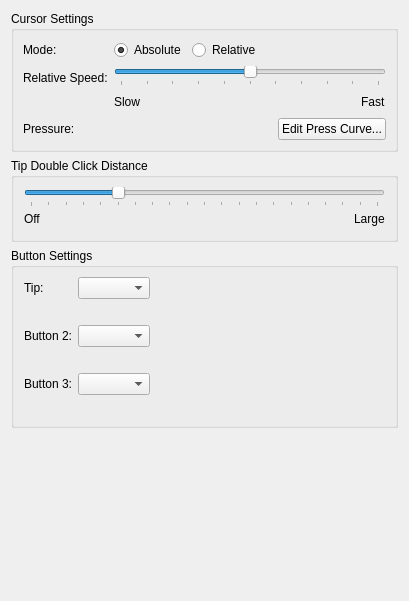
KDE/wacomtablet, file src/kcmodule/penwidget.ui: the form before one commit.
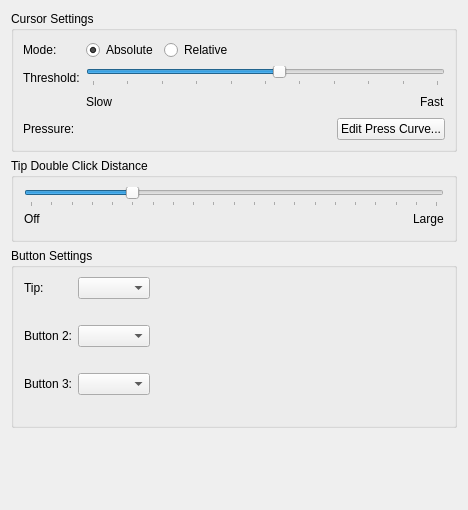
The form after the commit. Custom widgets are drawn as their Qt base class.

Patch:
```diff
--- a/src/kcmodule/penwidget.ui
+++ b/src/kcmodule/penwidget.ui
@@ -6,8 +6,8 @@
    <rect>
     <x>0</x>
     <y>0</y>
-    <width>409</width>
-    <height>601</height>
+    <width>468</width>
+    <height>510</height>
    </rect>
   </property>
   <property name="windowTitle">
@@ -16,7 +16,7 @@
   <property name="locale">
    <locale language="English" country="UnitedKingdom"/>
   </property>
-  <layout class="QVBoxLayout" name="verticalLayout_3">
+  <layout class="QVBoxLayout" name="verticalLayout_4">
    <item>
     <widget class="QGroupBox" name="groupBox_Cursor">
      <property name="title">
@@ -54,7 +54,8 @@
         <item>
          <widget class="QRadioButton" name="radioButton_Relative">
           <property name="toolTip">
-           <string>The mouse cursor can be moved freely. The tablet working space does not represent the screen space</string>
+           <string>The mouse cursor can be moved freely. The tablet working space does not represent the screen space
+ The speed of the mouse is the same as specified for any other mouse pointer. This can be changed in the mouse setting section</string>
           </property>
           <property name="text">
            <string comment="relative pen movement (mouse mode)">Relative</string>
@@ -63,20 +64,20 @@
         </item>
        </layout>
       </item>
-      <item row="1" column="0">
-       <widget class="QLabel" name="labelSpeed">
+      <item row="2" column="0">
+       <widget class="QLabel" name="label">
         <property name="text">
-         <string>Relative Speed:</string>
+         <string>Threshold:</string>
         </property>
         <property name="buddy">
-         <cstring>speedSlider</cstring>
+         <cstring>thresholdSlider</cstring>
         </property>
        </widget>
       </item>
-      <item row="1" column="1">
-       <layout class="QVBoxLayout" name="verticalLayout_2">
+      <item row="2" column="1">
+       <layout class="QVBoxLayout" name="verticalLayout_3">
         <item>
-         <widget class="QSlider" name="speedSlider">
+         <widget class="QSlider" name="thresholdSlider">
           <property name="minimumSize">
            <size>
             <width>250</width>
@@ -84,16 +85,18 @@
            </size>
           </property>
           <property name="toolTip">
-           <string>This represents the cursor speed when the mode is set to relative</string>
+           <string>Set the minimum pressure necessary to generate a Button event for the stylus/tip, eraser, or touch.
+ The pressure levels of all tablets are normalized to 2048 levels irregardless of the actual hardware supported levels. 
+This parameter is independent of the PressureCurve parameter.</string>
           </property>
           <property name="minimum">
-           <number>1</number>
+           <number>0</number>
           </property>
           <property name="maximum">
-           <number>11</number>
+           <number>50</number>
           </property>
           <property name="value">
-           <number>6</number>
+           <number>27</number>
           </property>
           <property name="orientation">
            <enum>Qt::Horizontal</enum>
@@ -102,24 +105,24 @@
            <enum>QSlider::TicksBelow</enum>
           </property>
           <property name="tickInterval">
-           <number>1</number>
+           <number>5</number>
           </property>
          </widget>
         </item>
         <item>
-         <layout class="QHBoxLayout" name="horizontalLayout_2">
+         <layout class="QHBoxLayout" name="horizontalLayout_4">
           <item>
-           <widget class="QLabel" name="labelSlow">
+           <widget class="QLabel" name="labelSlow_2">
             <property name="text">
              <string comment="slow movement of the cursor (minimal value)">Slow</string>
             </property>
             <property name="buddy">
-             <cstring>speedSlider</cstring>
+             <cstring>thresholdSlider</cstring>
             </property>
            </widget>
           </item>
           <item>
-           <spacer name="horizontalSpacer_2">
+           <spacer name="horizontalSpacer_4">
             <property name="orientation">
              <enum>Qt::Horizontal</enum>
             </property>
@@ -135,12 +138,12 @@
            </spacer>
           </item>
           <item>
-           <widget class="QLabel" name="labelFast">
+           <widget class="QLabel" name="labelFast_2">
             <property name="text">
              <string comment="fast movement of the cursor (maximal value)">Fast</string>
             </property>
             <property name="buddy">
-             <cstring>speedSlider</cstring>
+             <cstring>thresholdSlider</cstring>
             </property>
            </widget>
           </item>
@@ -148,7 +151,7 @@
         </item>
        </layout>
       </item>
-      <item row="2" column="0">
+      <item row="3" column="0">
        <widget class="QLabel" name="labelPressure">
         <property name="text">
          <string>Pressure:</string>
@@ -158,7 +161,7 @@
         </property>
        </widget>
       </item>
-      <item row="2" column="1">
+      <item row="3" column="1">
        <layout class="QHBoxLayout" name="horizontalLayout_6">
         <item>
          <widget class="QLabel" name="pressureValue">
@@ -183,7 +186,7 @@
         <item>
          <widget class="QPushButton" name="pressureButton">
           <property name="toolTip">
-           <string>Defines the pressure sensitivity of the tip</string>
+           <string>Defines the pressure sensitivity with a bezier curve</string>
           </property>
           <property name="text">
            <string>Edit Press Curve...</string>
```
Left out of the diff: 18 changed lines with no effect on the pictures.
